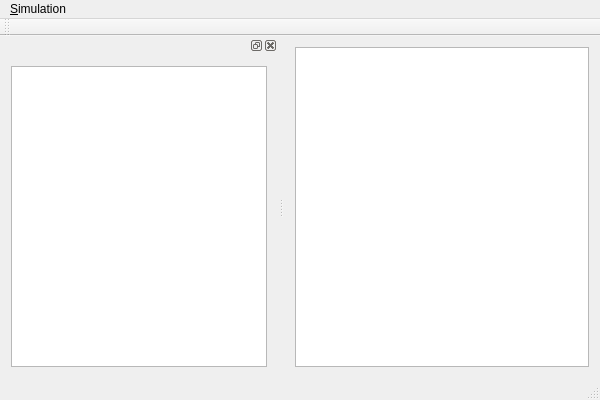
First picture: the form in src/gui/mainwindow.ui, repository gregorburger/CityDrain3, before the edit.
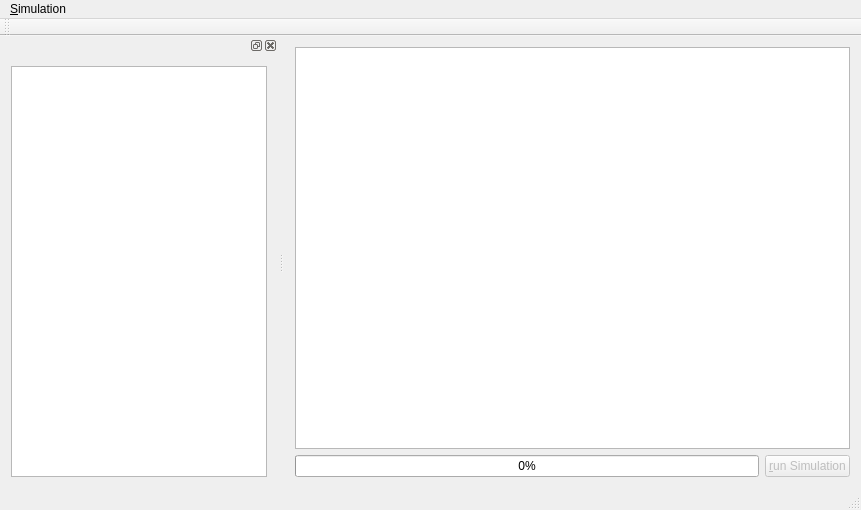
Second picture: the form after the edit.

What changed in the file:
```diff
--- a/src/gui/mainwindow.ui
+++ b/src/gui/mainwindow.ui
@@ -6,8 +6,8 @@
    <rect>
     <x>0</x>
     <y>0</y>
-    <width>600</width>
-    <height>400</height>
+    <width>861</width>
+    <height>510</height>
    </rect>
   </property>
   <property name="windowTitle">
@@ -18,6 +18,27 @@
     <item>
      <widget class="QGraphicsView" name="graphicsView"/>
     </item>
+    <item>
+     <layout class="QHBoxLayout" name="horizontalLayout">
+      <item>
+       <widget class="QProgressBar" name="simProgressBar">
+        <property name="value">
+         <number>0</number>
+        </property>
+       </widget>
+      </item>
+      <item>
+       <widget class="QPushButton" name="runButton">
+        <property name="enabled">
+         <bool>false</bool>
+        </property>
+        <property name="text">
+         <string>&amp;run Simulation</string>
+        </property>
+       </widget>
+      </item>
+     </layout>
+    </item>
    </layout>
   </widget>
   <widget class="QMenuBar" name="menuBar">
@@ -25,8 +46,8 @@
     <rect>
      <x>0</x>
      <y>0</y>
-     <width>600</width>
-     <height>25</height>
+     <width>861</width>
+     <height>23</height>
     </rect>
    </property>
    <widget class="QMenu" name="menuFile">
```
Left out of the diff: 3 changed lines with no effect on the pictures.
